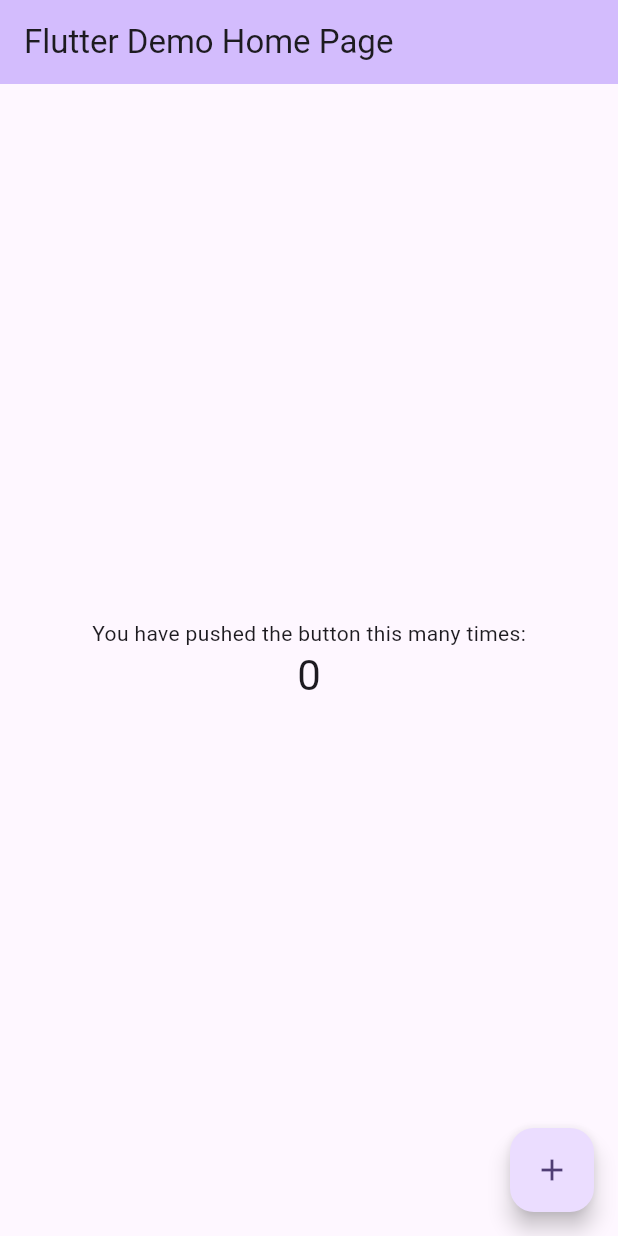
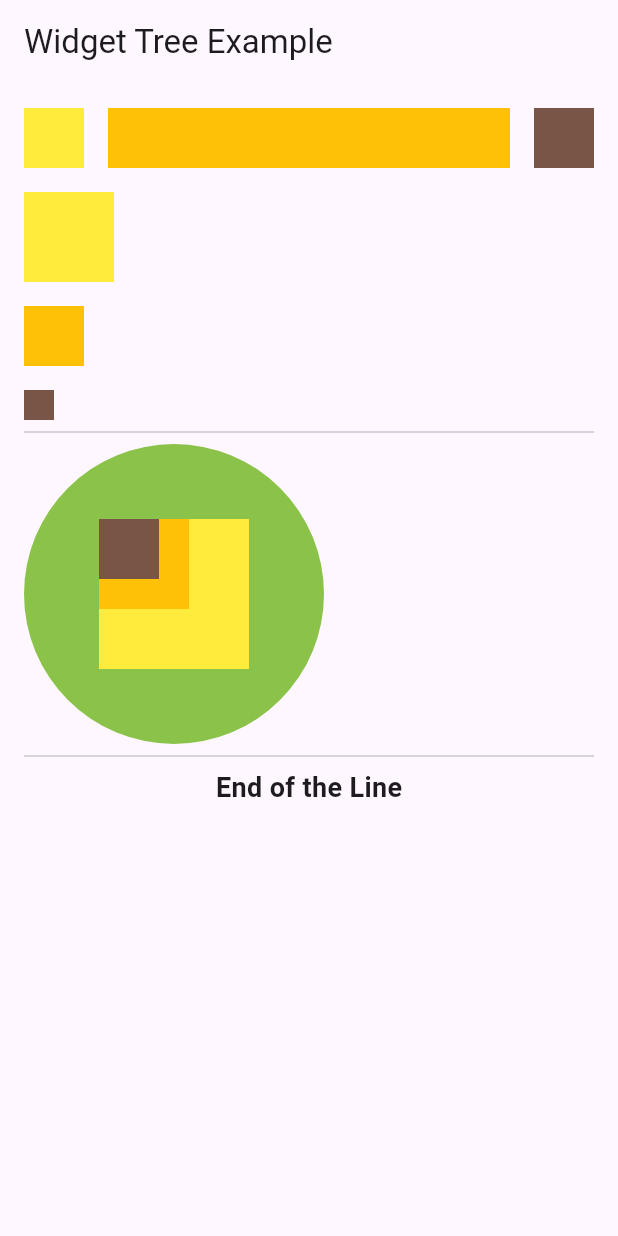
Before and after one commit to pasha6063/MAD, a Flutter app: the screen it shows after launch, on a phone screen of 412 x 824 dp. Run offline on Flutter 3.47's test engine with Material 3 defaults, Android fonts, the phone set to English and light mode, and no system bars.

Commit message:
modified task

```diff
--- a/lab05/lib/main.dart
+++ b/lab05/lib/main.dart
@@ -7,116 +7,107 @@ void main() {
 class MyApp extends StatelessWidget {
   const MyApp({super.key});
 
-  // This widget is the root of your application.
   @override
   Widget build(BuildContext context) {
     return MaterialApp(
       title: 'Flutter Demo',
-      theme: ThemeData(
-        // This is the theme of your application.
-        //
-        // TRY THIS: Try running your application with "flutter run". You'll see
-        // the application has a purple toolbar. Then, without quitting the app,
-        // try changing the seedColor in the colorScheme below to Colors.green
-        // and then invoke "hot reload" (save your changes or press the "hot
-        // reload" button in a Flutter-supported IDE, or press "r" if you used
-        // the command line to start the app).
-        //
-        // Notice that the counter didn't reset back to zero; the application
-        // state is not lost during the reload. To reset the state, use hot
-        // restart instead.
-        //
-        // This works for code too, not just values: Most code changes can be
-        // tested with just a hot reload.
-        colorScheme: ColorScheme.fromSeed(seedColor: Colors.deepPurple),
-      ),
-      home: const MyHomePage(title: 'Flutter Demo Home Page'),
+      home: const Home(),
     );
   }
 }
 
-class MyHomePage extends StatefulWidget {
-  const MyHomePage({super.key, required this.title});
-
-  // This widget is the home page of your application. It is stateful, meaning
-  // that it has a State object (defined below) that contains fields that affect
-  // how it looks.
-
-  // This class is the configuration for the state. It holds the values (in this
-  // case the title) provided by the parent (in this case the App widget) and
-  // used by the build method of the State. Fields in a Widget subclass are
-  // always marked "final".
-
-  final String title;
+class Home extends StatefulWidget {
+  const Home({super.key});
 
   @override
-  State<MyHomePage> createState() => _MyHomePageState();
+  _HomeState createState() => _HomeState();
 }
 
-class _MyHomePageState extends State<MyHomePage> {
-  int _counter = 0;
-
-  void _incrementCounter() {
-    setState(() {
-      // This call to setState tells the Flutter framework that something has
-      // changed in this State, which causes it to rerun the build method below
-      // so that the display can reflect the updated values. If we changed
-      // _counter without calling setState(), then the build method would not be
-      // called again, and so nothing would appear to happen.
-      _counter++;
-    });
-  }
-
+class _HomeState extends State<Home> {
   @override
   Widget build(BuildContext context) {
-    // This method is rerun every time setState is called, for instance as done
-    // by the _incrementCounter method above.
-    //
-    // The Flutter framework has been optimized to make rerunning build methods
-    // fast, so that you can just rebuild anything that needs updating rather
-    // than having to individually change instances of widgets.
     return Scaffold(
       appBar: AppBar(
-        // TRY THIS: Try changing the color here to a specific color (to
-        // Colors.amber, perhaps?) and trigger a hot reload to see the AppBar
-        // change color while the other colors stay the same.
-        backgroundColor: Theme.of(context).colorScheme.inversePrimary,
-        // Here we take the value from the MyHomePage object that was created by
-        // the App.build method, and use it to set our appbar title.
-        title: Text(widget.title),
+        title: const Text('Widget Tree Example'),
       ),
-      body: Center(
-        // Center is a layout widget. It takes a single child and positions it
-        // in the middle of the parent.
-        child: Column(
-          // Column is also a layout widget. It takes a list of children and
-          // arranges them vertically. By default, it sizes itself to fit its
-          // children horizontally, and tries to be as tall as its parent.
-          //
-          // Column has various properties to control how it sizes itself and
-          // how it positions its children. Here we use mainAxisAlignment to
-          // center the children vertically; the main axis here is the vertical
-          // axis because Columns are vertical (the cross axis would be
-          // horizontal).
-          //
-          // TRY THIS: Invoke "debug painting" (choose the "Toggle Debug Paint"
-          // action in the IDE, or press "p" in the console), to see the
-          // wireframe for each widget.
-          mainAxisAlignment: MainAxisAlignment.center,
-          children: <Widget>[
-            const Text('You have pushed the button this many times:'),
-            Text(
-              '$_counter',
-              style: Theme.of(context).textTheme.headlineMedium,
+      body: SafeArea(
+        child: SingleChildScrollView(
+          child: Padding(
+            padding: const EdgeInsets.all(16.0),
+            child: Column(
+              children: <Widget>[
+                // First Row
+                Row(
+                  children: <Widget>[
+                    Container(color: Colors.yellow, height: 40.0, width: 40.0),
+                    const SizedBox(width: 16.0),
+                    Expanded(
+                      child: Container(color: Colors.amber, height: 40.0),
+                    ),
+                    const SizedBox(width: 16.0),
+                    Container(color: Colors.brown, height: 40.0, width: 40.0),
+                  ],
+                ),
+                const SizedBox(height: 16.0),
+
+                // Second Row -> Column inside
+                Row(
+                  children: <Widget>[
+                    Column(
+                      crossAxisAlignment: CrossAxisAlignment.start,
+                      mainAxisSize: MainAxisSize.max,
+                      children: <Widget>[
+                        Container(color: Colors.yellow, height: 60.0, width: 60.0),
+                        const SizedBox(height: 16.0),
+                        Container(color: Colors.amber, height: 40.0, width: 40.0),
+                        const SizedBox(height: 16.0),
+                        Container(color: Colors.brown, height: 20.0, width: 20.0),
+                      ],
+                    ),
+                  ],
+                ),
+                const Divider(),
+
+                // Circle Avatar with Stack
+                Row(
+                  children: <Widget>[
+                    CircleAvatar(
+                      backgroundColor: Colors.lightGreen,
+                      radius: 100.0,
+                      child: Stack(
+                        children: <Widget>[
+                          Container(
+                            height: 100.0,
+                            width: 100.0,
+                            color: Colors.yellow,
+                          ),
+                          Container(
+                            height: 60.0,
+                            width: 60.0,
+                            color: Colors.amber,
+                          ),
+                          Container(
+                            height: 40.0,
+                            width: 40.0,
+                            color: Colors.brown,
+                          ),
+                        ],
+                      ),
+                    ),
+                  ],
+                ),
+                const Divider(),
+
+                // End text
+                const Text(
+                  'End of the Line',
+                  style: TextStyle(fontSize: 18, fontWeight: FontWeight.bold),
+                ),
+              ],
             ),
-          ],
+          ),
         ),
       ),
-      floatingActionButton: FloatingActionButton(
-        onPressed: _incrementCounter,
-        tooltip: 'Increment',
-        child: const Icon(Icons.add),
-      ), // This trailing comma makes auto-formatting nicer for build methods.
     );
   }
 }
```
Also changed, not shown: lab06/lib/main.dart (+74 -95 lines).
